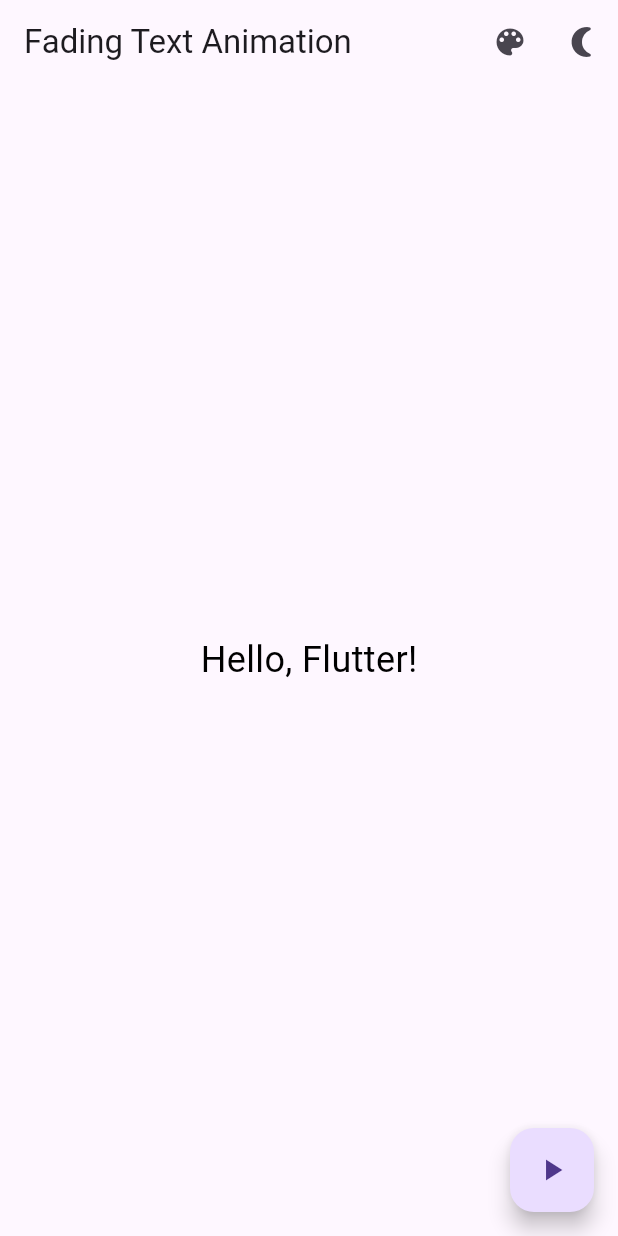
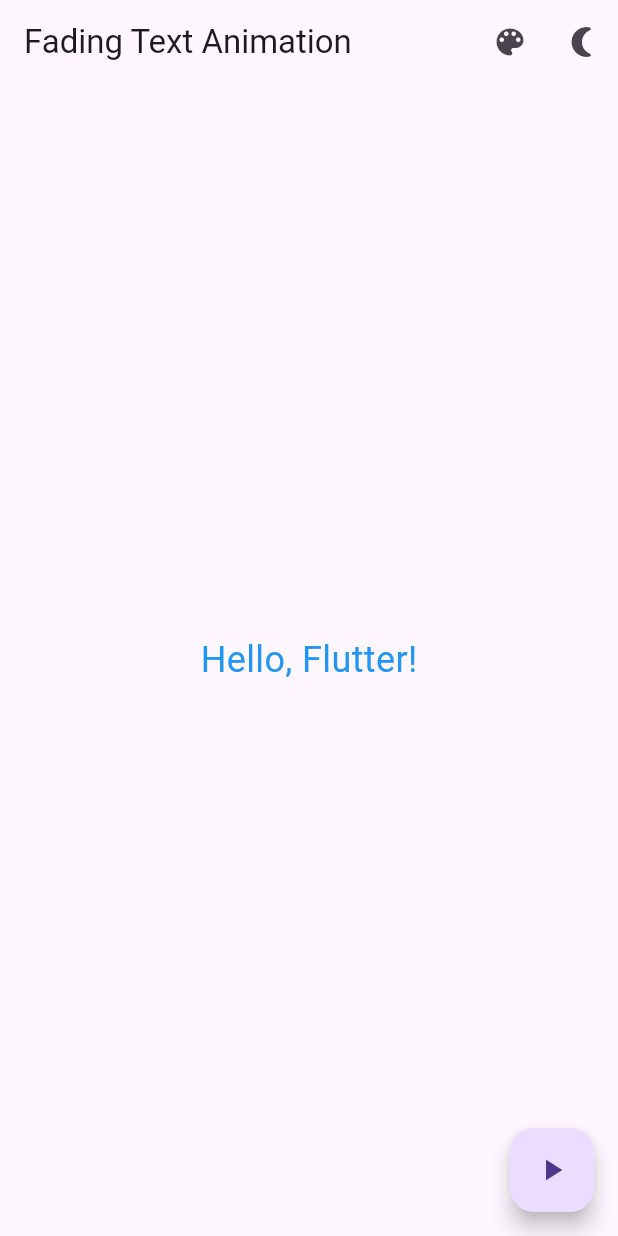
Before and after one commit to jalaparthi1/class_activity7, a Flutter app: the screen it shows after launch, on a phone screen of 412 x 824 dp. Run offline on Flutter 3.47's test engine with Material 3 defaults, Android fonts, the light colour scheme and no system bars; our stand-ins replace flutter_colorpicker.

Commit message:
Updated UI and added more interactivity to animations

```diff
--- a/lib/main.dart
+++ b/lib/main.dart
@@ -16,6 +16,7 @@
   @override
   Widget build(BuildContext context) {
     return MaterialApp(
+      debugShowCheckedModeBanner: false,
       theme: isDarkMode ? ThemeData.dark() : ThemeData.light(),
       home: HomeScreen(toggleTheme: () {
         setState(() {
@@ -37,7 +38,7 @@
 
 class _HomeScreenState extends State<HomeScreen> {
   bool _isVisible = true;
-  Color _textColor = Colors.black;
+  Color _textColor = Colors.blue;
 
   void toggleVisibility() {
     setState(() {
@@ -92,13 +93,18 @@
           );
         },
         child: Center(
-          child: AnimatedOpacity(
+          child: Column(
+            mainAxisAlignment: MainAxisAlignment.center,
+            children: [
+              AnimatedOpacity(
                 opacity: _isVisible ? 1.0 : 0.0,
                 duration: Duration(seconds: 1),
                 child: Text(
                   'Hello, Flutter!',
                   style: TextStyle(fontSize: 24, color: _textColor),
                 ),
+              ),
+            ],
           ),
         ),
       ),
@@ -132,10 +138,10 @@
         child: AnimatedOpacity(
           opacity: _isVisible ? 1.0 : 0.0,
           duration: Duration(seconds: 2),
-          curve: Curves.bounceIn,
+          curve: Curves.easeInOut,
           child: Text(
             'Another Fading Text!',
-            style: TextStyle(fontSize: 24),
+            style: TextStyle(fontSize: 24, fontWeight: FontWeight.bold),
           ),
         ),
       ),
```
Lines whose indentation alone changed are shown as unchanged.
